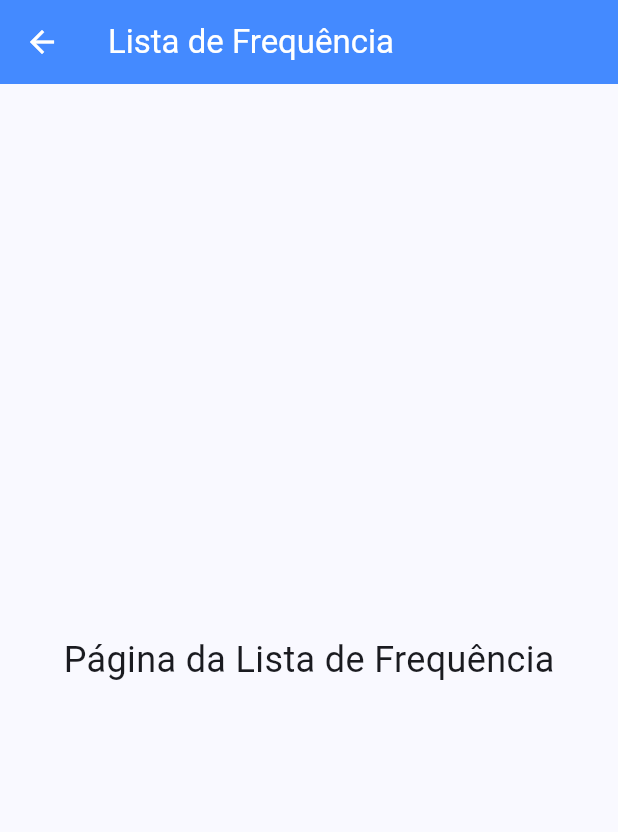
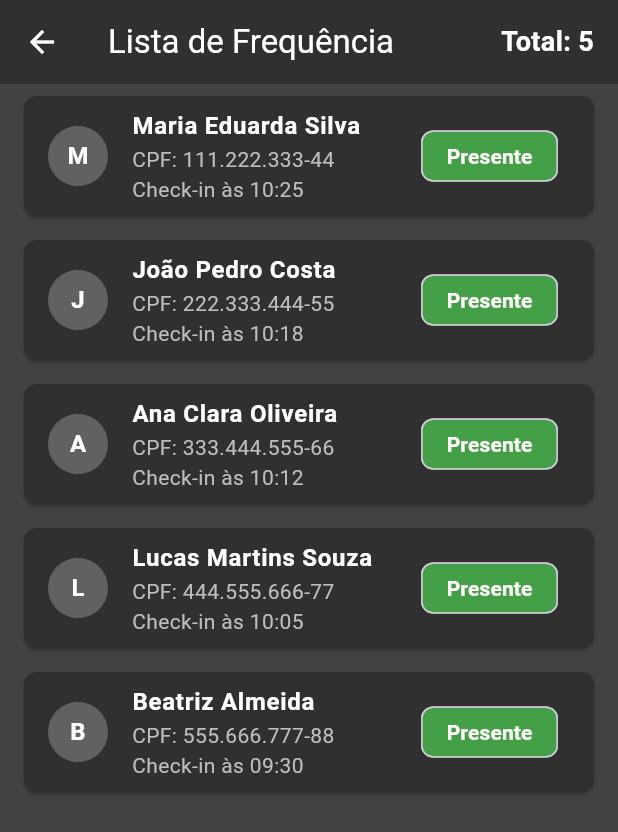
Before and after one commit to jfelype01/Trabalho-de-Engenharia-de-Software, a Flutter app: the ListaFrequenciaScreen screen opened directly, on a phone screen of 412 x 824 dp. Shown: the top 832 px of the screen. Run offline on Flutter 3.47's test engine with Material 3 defaults, Android fonts, the phone set to English and light mode, and no system bars; our stand-ins replace mask_text_input_formatter.

Commit message:
alterações nas telas

```diff
--- a/lib/ui/screens/listaFrequencia_screen.dart
+++ b/lib/ui/screens/listaFrequencia_screen.dart
@@ -1,21 +1,128 @@
+// lib/listaFrequencia_screen.dart
+
 import 'package:flutter/material.dart';
+import 'package:intl/intl.dart';
+
+// Modelo de dados para um registro
+class RegistroFrequencia {
+  final String nome;
+  final String cpf;
+  final DateTime checkInTime;
+  final String status;
+
+  RegistroFrequencia({
+    required this.nome,
+    required this.cpf,
+    required this.checkInTime,
+    this.status = 'Presente',
+  });
+}
 
 class ListaFrequenciaScreen extends StatelessWidget {
-  const ListaFrequenciaScreen({super.key});
+  // Dados fictícios que simulam o que viria de um banco de dados
+  final List<RegistroFrequencia> mockRegistros = [
+    RegistroFrequencia(
+      nome: 'Maria Eduarda Silva',
+      cpf: '111.222.333-44',
+      checkInTime: DateTime.now().subtract(const Duration(minutes: 5)),
+    ),
+    RegistroFrequencia(
+      nome: 'João Pedro Costa',
+      cpf: '222.333.444-55',
+      checkInTime: DateTime.now().subtract(const Duration(minutes: 12)),
+    ),
+    RegistroFrequencia(
+      nome: 'Ana Clara Oliveira',
+      cpf: '333.444.555-66',
+      checkInTime: DateTime.now().subtract(const Duration(minutes: 18)),
+    ),
+    RegistroFrequencia(
+      nome: 'Lucas Martins Souza',
+      cpf: '444.555.666-77',
+      checkInTime: DateTime.now().subtract(const Duration(minutes: 25)),
+    ),
+    RegistroFrequencia(
+      nome: 'Beatriz Almeida',
+      cpf: '555.666.777-88',
+      checkInTime: DateTime.now().subtract(const Duration(hours: 1)),
+    ),
+  ];
+
+  ListaFrequenciaScreen({super.key});
 
   @override
   Widget build(BuildContext context) {
     return Scaffold(
+      backgroundColor: const Color(0xFF424242),
       appBar: AppBar(
         title: const Text('Lista de Frequência'),
-        backgroundColor: Colors.blueAccent,
+        backgroundColor: const Color(0xFF303030),
         foregroundColor: Colors.white,
+        actions: [
+          Center(
+            child: Padding(
+              padding: const EdgeInsets.only(right: 16.0),
+              child: Text(
+                'Total: ${mockRegistros.length}',
+                style: const TextStyle(
+                  fontSize: 18,
+                  fontWeight: FontWeight.bold,
+                ),
+              ),
+            ),
+          ),
+        ],
       ),
-      body: const Center(
-        child: Text(
-          'Página da Lista de Frequência',
-          style: TextStyle(fontSize: 24),
-        ),
+      body: ListView.builder(
+        itemCount: mockRegistros.length,
+        itemBuilder: (BuildContext context, int index) {
+          final registro = mockRegistros[index];
+          final formattedTime = DateFormat(
+            'HH:mm',
+          ).format(registro.checkInTime);
+
+          return Card(
+            margin: const EdgeInsets.symmetric(horizontal: 16, vertical: 8),
+            color: const Color(0xFF303030),
+            shape: RoundedRectangleBorder(
+              borderRadius: BorderRadius.circular(8),
+            ),
+            child: ListTile(
+              leading: CircleAvatar(
+                backgroundColor: Colors.grey[700],
+                child: Text(
+                  registro.nome.substring(0, 1),
+                  style: const TextStyle(
+                    color: Colors.white,
+                    fontWeight: FontWeight.bold,
+                  ),
+                ),
+              ),
+              title: Text(
+                registro.nome,
+                style: const TextStyle(
+                  color: Colors.white,
+                  fontWeight: FontWeight.bold,
+                ),
+              ),
+              subtitle: Text(
+                'CPF: ${registro.cpf}\nCheck-in às $formattedTime',
+                style: TextStyle(color: Colors.grey[400]),
+              ),
+              trailing: Chip(
+                label: Text(
+                  registro.status,
+                  style: const TextStyle(
+                    color: Colors.white,
+                    fontWeight: FontWeight.bold,
+                  ),
+                ),
+                backgroundColor: Colors.green[600],
+                padding: const EdgeInsets.symmetric(horizontal: 8, vertical: 4),
+              ),
+            ),
+          );
+        },
       ),
     );
   }
```
